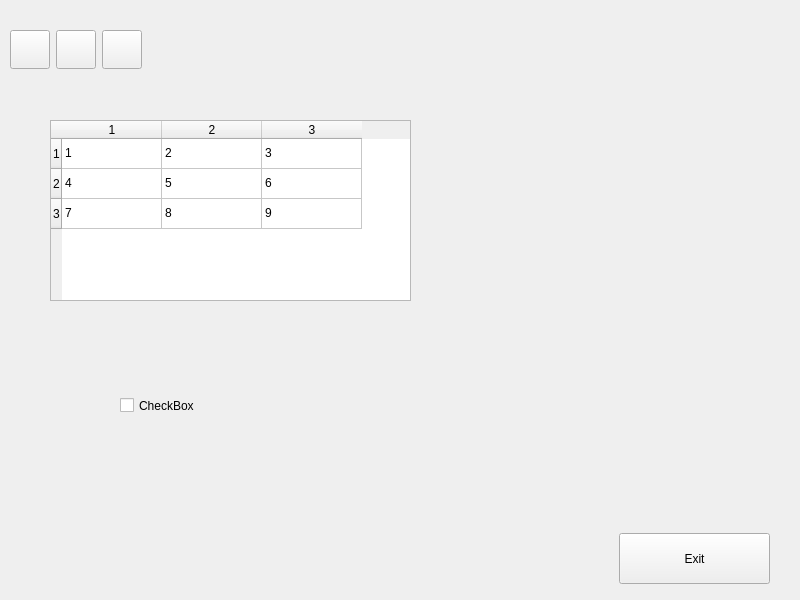
Qt form Qt-Widgets-Examples/QSS-Example/src/view/ui/MainWindow.ui (STyulenev/Qt-CPP-Examples) before a commit.
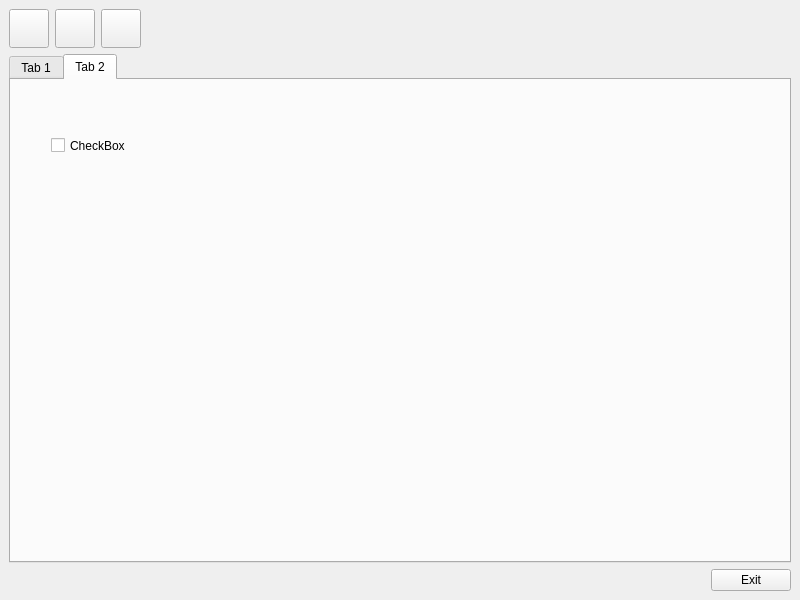
The same form after that commit. The open tabs and pages were chosen to show the change. Icons and pictures are not drawn.

Commit message: Added style for QTabBar

The edit to the form file:
```diff
--- a/Qt-Widgets-Examples/QSS-Example/src/view/ui/MainWindow.ui
+++ b/Qt-Widgets-Examples/QSS-Example/src/view/ui/MainWindow.ui
@@ -17,41 +17,87 @@
    <string notr="true"/>
   </property>
   <widget class="QWidget" name="centralwidget">
-   <widget class="QPushButton" name="exitButton">
-    <property name="geometry">
-     <rect>
-      <x>619</x>
-      <y>533</y>
-      <width>151</width>
-      <height>51</height>
-     </rect>
-    </property>
+   <layout class="QVBoxLayout" name="verticalLayout">
+    <item>
+     <layout class="QHBoxLayout" name="settingButtons">
+      <item>
+       <widget class="QToolButton" name="toolButtonSearch">
     <property name="text">
-     <string>Exit</string>
-    </property>
-   </widget>
-   <widget class="QCheckBox" name="checkBox">
-    <property name="geometry">
-     <rect>
-      <x>120</x>
-      <y>380</y>
-      <width>201</width>
-      <height>51</height>
-     </rect>
-    </property>
+         <string/>
+        </property>
+        <property name="icon">
+         <iconset resource="../../../resource.qrc">
+          <normaloff>:/res/icons/icon-search.png</normaloff>:/res/icons/icon-search.png</iconset>
+        </property>
+        <property name="iconSize">
+         <size>
+          <width>32</width>
+          <height>32</height>
+         </size>
+        </property>
+       </widget>
+      </item>
+      <item>
+       <widget class="QToolButton" name="toolButtonSetting">
+        <property name="text">
+         <string/>
+        </property>
+        <property name="icon">
+         <iconset resource="../../../resource.qrc">
+          <normaloff>:/res/icons/icon-setting.png</normaloff>:/res/icons/icon-setting.png</iconset>
+        </property>
+        <property name="iconSize">
+         <size>
+          <width>32</width>
+          <height>32</height>
+         </size>
+        </property>
+       </widget>
+      </item>
+      <item>
+       <widget class="QToolButton" name="toolButtonUser">
     <property name="text">
-     <string>CheckBox</string>
-    </property>
-   </widget>
+         <string/>
+        </property>
+        <property name="icon">
+         <iconset resource="../../../resource.qrc">
+          <normaloff>:/res/icons/icon-user.png</normaloff>:/res/icons/icon-user.png</iconset>
+        </property>
+        <property name="iconSize">
+         <size>
+          <width>32</width>
+          <height>32</height>
+         </size>
+        </property>
+       </widget>
+      </item>
+      <item>
+       <spacer name="horizontalSpacer">
+        <property name="orientation">
+         <enum>Qt::Horizontal</enum>
+        </property>
+        <property name="sizeHint" stdset="0">
+         <size>
+          <width>40</width>
+          <height>20</height>
+         </size>
+        </property>
+       </spacer>
+      </item>
+     </layout>
+    </item>
+    <item>
+     <widget class="QTabWidget" name="tabWidget">
+      <property name="currentIndex">
+       <number>0</number>
+      </property>
+      <widget class="QWidget" name="tab">
+       <attribute name="title">
+        <string>Tab 1</string>
+       </attribute>
+       <layout class="QGridLayout" name="gridLayout">
+        <item row="0" column="0">
    <widget class="QTableWidget" name="tableWidget">
-    <property name="geometry">
-     <rect>
-      <x>50</x>
-      <y>120</y>
-      <width>361</width>
-      <height>181</height>
-     </rect>
-    </property>
     <attribute name="horizontalHeaderCascadingSectionResizes">
      <bool>false</bool>
     </attribute>
@@ -134,69 +180,33 @@
      </property>
     </item>
    </widget>
-   <widget class="QWidget" name="horizontalLayoutWidget">
+        </item>
+       </layout>
+      </widget>
+      <widget class="QWidget" name="tab_2">
+       <attribute name="title">
+        <string>Tab 2</string>
+       </attribute>
+       <widget class="QCheckBox" name="checkBox">
     <property name="geometry">
      <rect>
-      <x>10</x>
-      <y>10</y>
-      <width>781</width>
-      <height>80</height>
-     </rect>
-    </property>
-    <layout class="QHBoxLayout" name="settingButtons">
-     <item>
-      <widget class="QToolButton" name="toolButtonSearch">
+          <x>40</x>
+          <y>40</y>
+          <width>201</width>
+          <height>51</height>
+         </rect>
+        </property>
        <property name="text">
-        <string/>
-       </property>
-       <property name="icon">
-        <iconset resource="../../../resource.qrc">
-         <normaloff>:/res/icons/icon-search.png</normaloff>:/res/icons/icon-search.png</iconset>
-       </property>
-       <property name="iconSize">
-        <size>
-         <width>32</width>
-         <height>32</height>
-        </size>
-       </property>
-      </widget>
-     </item>
-     <item>
-      <widget class="QToolButton" name="toolButtonSetting">
-       <property name="text">
-        <string/>
-       </property>
-       <property name="icon">
-        <iconset resource="../../../resource.qrc">
-         <normaloff>:/res/icons/icon-setting.png</normaloff>:/res/icons/icon-setting.png</iconset>
-       </property>
-       <property name="iconSize">
-        <size>
-         <width>32</width>
-         <height>32</height>
-        </size>
-       </property>
+         <string>CheckBox</string>
+        </property>
+       </widget>
       </widget>
-     </item>
-     <item>
-      <widget class="QToolButton" name="toolButtonUser">
-       <property name="text">
-        <string/>
-       </property>
-       <property name="icon">
-        <iconset resource="../../../resource.qrc">
-         <normaloff>:/res/icons/icon-user.png</normaloff>:/res/icons/icon-user.png</iconset>
-       </property>
-       <property name="iconSize">
-        <size>
-         <width>32</width>
-         <height>32</height>
-        </size>
-       </property>
       </widget>
      </item>
      <item>
-      <spacer name="horizontalSpacer">
+     <layout class="QHBoxLayout" name="horizontalLayout">
+      <item>
+       <spacer name="horizontalSpacer_2">
        <property name="orientation">
         <enum>Qt::Horizontal</enum>
        </property>
@@ -208,8 +218,16 @@
        </property>
       </spacer>
      </item>
-    </layout>
-   </widget>
+      <item>
+       <widget class="QPushButton" name="exitButton">
+        <property name="text">
+         <string>Exit</string>
+        </property>
+       </widget>
+      </item>
+     </layout>
+    </item>
+   </layout>
   </widget>
  </widget>
  <resources>
```
Lines whose indentation alone changed are shown as unchanged. The commit also changes 1 other file.
